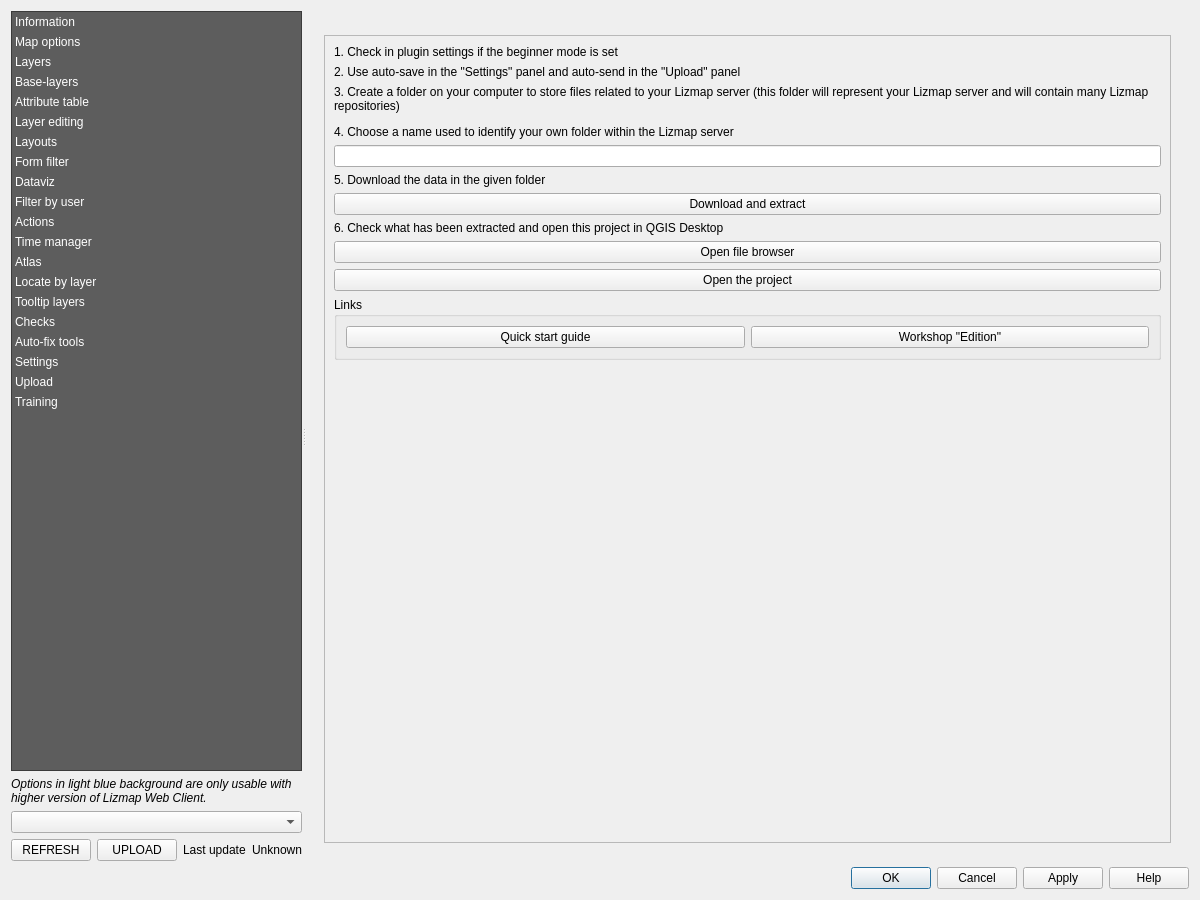
3liz/lizmap-plugin, file lizmap/resources/ui/ui_lizmap.ui: the form before one commit.
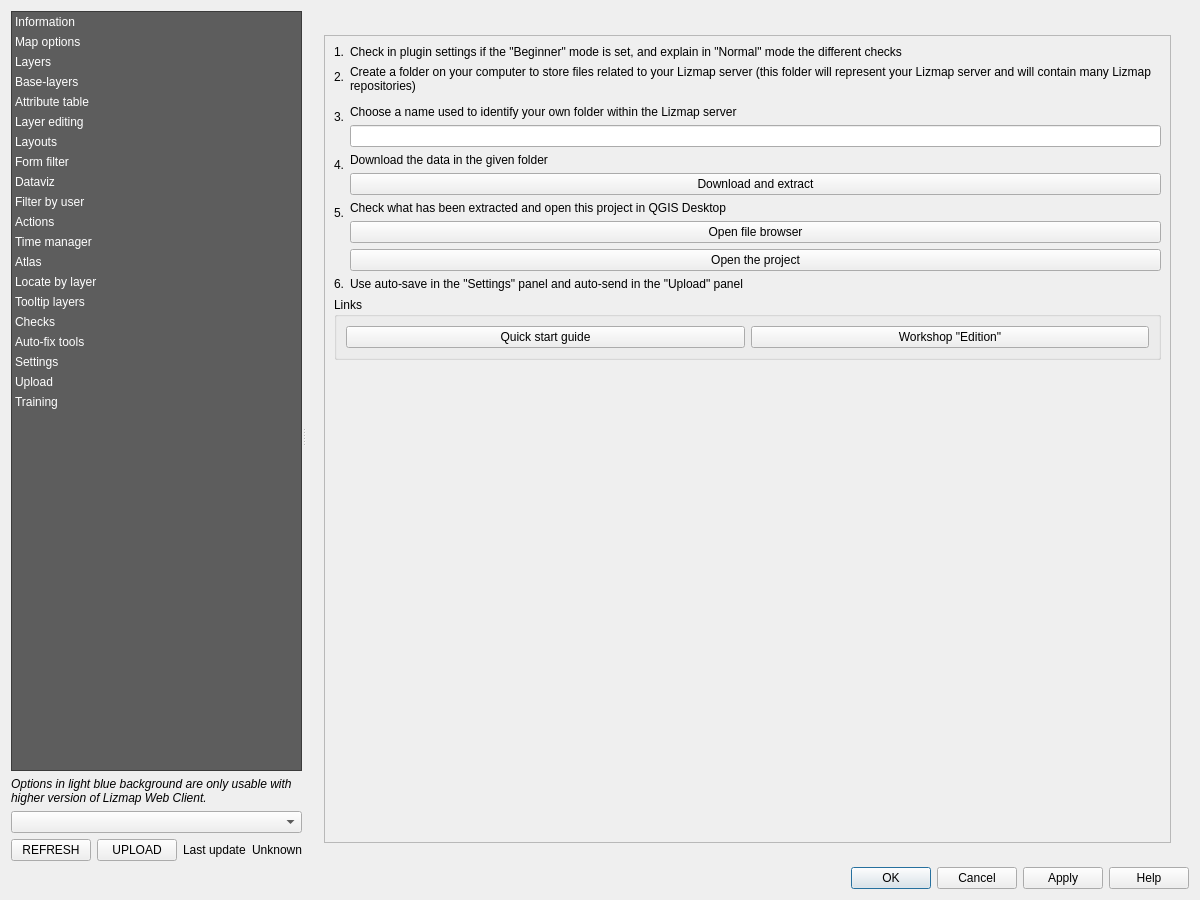
The form after the commit. The open tabs and pages were chosen to show the change. Custom widgets are drawn as their Qt base class.

Commit message: Review the training panel UI

Diff of the .ui file:
```diff
--- a/lizmap/resources/ui/ui_lizmap.ui
+++ b/lizmap/resources/ui/ui_lizmap.ui
@@ -5126,23 +5126,34 @@
               </property>
               <layout class="QVBoxLayout" name="verticalLayout_83">
                <item>
+                <layout class="QFormLayout" name="formLayout_2">
+                 <item row="0" column="1">
                 <widget class="QLabel" name="label_52">
                  <property name="text">
-                  <string>1. Check in plugin settings if the beginner mode is set</string>
+                    <string>Check in plugin settings if the &quot;Beginner&quot; mode is set, and explain in &quot;Normal&quot; mode the different checks</string>
                  </property>
                 </widget>
                </item>
-               <item>
-                <widget class="QLabel" name="label_64">
+                 <item row="0" column="0">
+                  <widget class="QLabel" name="label_71">
                  <property name="text">
-                  <string>2. Use auto-save in the &quot;Settings&quot; panel and auto-send in the &quot;Upload&quot; panel</string>
+                    <string notr="true">1.</string>
                  </property>
                 </widget>
                </item>
+                 <item row="1" column="0">
+                  <widget class="QLabel" name="label_74">
+                   <property name="text">
+                    <string notr="true">2.</string>
+                   </property>
+                  </widget>
+                 </item>
+                 <item row="1" column="1">
+                  <layout class="QVBoxLayout" name="verticalLayout_84">
                <item>
                 <widget class="QLabel" name="label_57">
                  <property name="text">
-                  <string>3. Create a folder on your computer to store files related to your Lizmap server (this folder will represent your Lizmap server and will contain many Lizmap repositories)</string>
+                      <string>Create a folder on your computer to store files related to your Lizmap server (this folder will represent your Lizmap server and will contain many Lizmap repositories)</string>
                  </property>
                  <property name="wordWrap">
                   <bool>true</bool>
@@ -5152,20 +5163,42 @@
                <item>
                 <widget class="QgsFileWidget" name="path_training_folder"/>
                </item>
+                  </layout>
+                 </item>
+                 <item row="2" column="0">
+                  <widget class="QLabel" name="label_75">
+                   <property name="text">
+                    <string notr="true">3.</string>
+                   </property>
+                  </widget>
+                 </item>
+                 <item row="2" column="1">
+                  <layout class="QVBoxLayout" name="verticalLayout_85">
                <item>
                 <widget class="QLabel" name="label_66">
                  <property name="text">
-                  <string>4. Choose a name used to identify your own folder within the Lizmap server</string>
+                      <string>Choose a name used to identify your own folder within the Lizmap server</string>
                  </property>
                 </widget>
                </item>
                <item>
                 <widget class="QLineEdit" name="name_training_folder"/>
                </item>
+                  </layout>
+                 </item>
+                 <item row="3" column="0">
+                  <widget class="QLabel" name="label_76">
+                   <property name="text">
+                    <string notr="true">4.</string>
+                   </property>
+                  </widget>
+                 </item>
+                 <item row="3" column="1">
+                  <layout class="QVBoxLayout" name="verticalLayout_86">
                <item>
                 <widget class="QLabel" name="label_62">
                  <property name="text">
-                  <string>5. Download the data in the given folder</string>
+                      <string>Download the data in the given folder</string>
                  </property>
                 </widget>
                </item>
@@ -5176,10 +5209,14 @@
                  </property>
                 </widget>
                </item>
+                  </layout>
+                 </item>
+                 <item row="4" column="1">
+                  <layout class="QVBoxLayout" name="verticalLayout_87">
                <item>
                 <widget class="QLabel" name="label_63">
                  <property name="text">
-                  <string>6. Check what has been extracted and open this project in QGIS Desktop</string>
+                      <string>Check what has been extracted and open this project in QGIS Desktop</string>
                  </property>
                 </widget>
                </item>
@@ -5196,6 +5233,31 @@
                   <string>Open the project</string>
                  </property>
                 </widget>
+                   </item>
+                  </layout>
+                 </item>
+                 <item row="4" column="0">
+                  <widget class="QLabel" name="label_77">
+                   <property name="text">
+                    <string notr="true">5.</string>
+                   </property>
+                  </widget>
+                 </item>
+                 <item row="5" column="1">
+                  <widget class="QLabel" name="label_64">
+                   <property name="text">
+                    <string>Use auto-save in the &quot;Settings&quot; panel and auto-send in the &quot;Upload&quot; panel</string>
+                   </property>
+                  </widget>
+                 </item>
+                 <item row="5" column="0">
+                  <widget class="QLabel" name="label_79">
+                   <property name="text">
+                    <string notr="true">6.</string>
+                   </property>
+                  </widget>
+                 </item>
+                </layout>
                </item>
                <item>
                 <widget class="QGroupBox" name="group_links">
```
Lines whose indentation alone changed are shown as unchanged. The commit also changes 1 other file.
